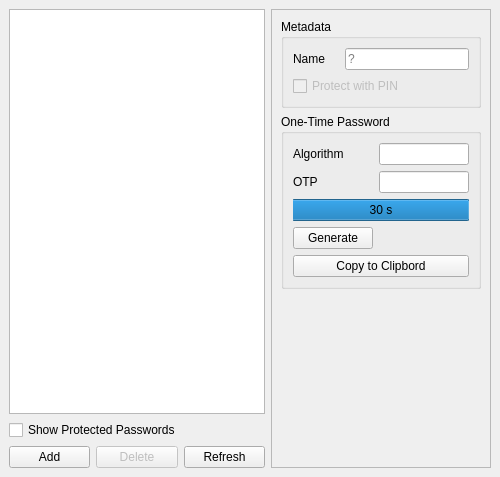
Qt form nitrokeyapp/ui/secrets_tab.ui (Nitrokey/nitrokey-app2) before a commit.
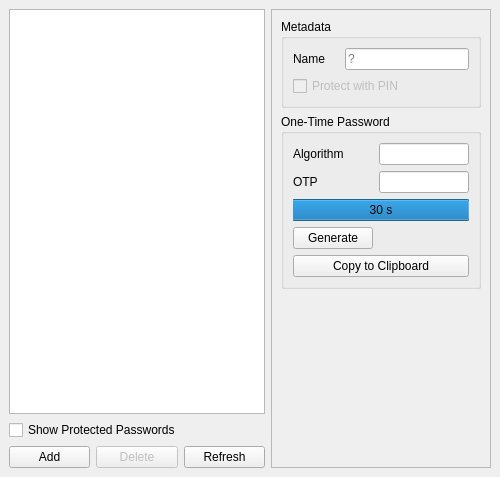
The same form after that commit.

Commit message: Fix spelling: Change Clipbord -> Clipboard

```diff
--- a/nitrokeyapp/ui/secrets_tab.ui
+++ b/nitrokeyapp/ui/secrets_tab.ui
@@ -275,7 +275,7 @@
               <item row="4" column="0" colspan="2">
                <widget class="QPushButton" name="pushButtonOtpCopyToClipbord">
                 <property name="text">
-                 <string notr="true">Copy to Clipbord</string>
+                 <string notr="true">Copy to Clipboard</string>
                 </property>
                </widget>
               </item>
```
The commit also changes 1 other file.
